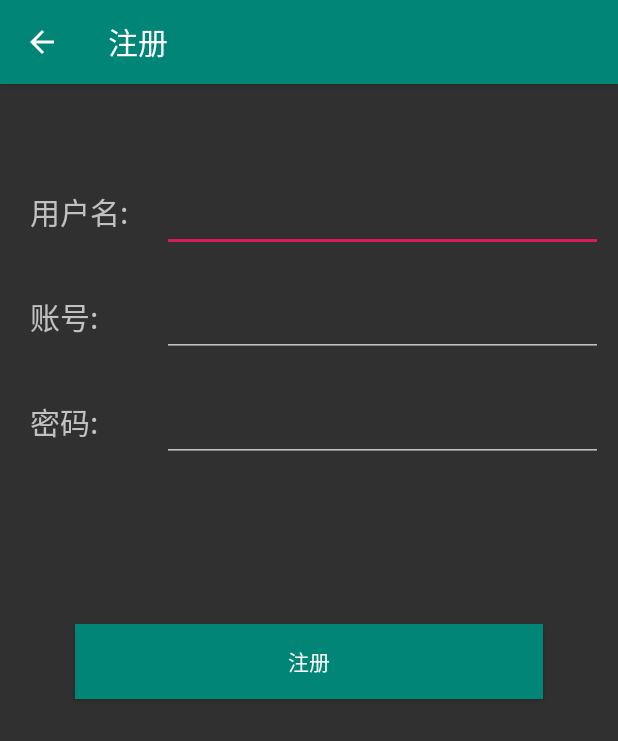
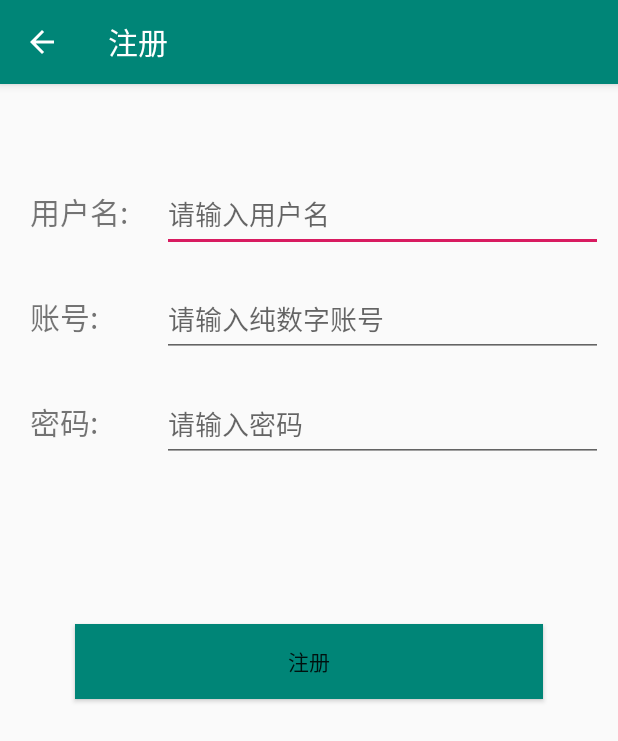
Before and after one commit to 31702160110/wx, an Android app: the register screen opened directly, with no data from a screen before it, on a phone screen of 412 x 824 dp. Shown: the top 741 px of the screen. Run offline under Robolectric (Android 15) with nearby library versions, the phone set to English and light mode, and no system bars.

Commit message:
修改UI

```diff
--- a/app/src/main/res/layout/register.xml
+++ b/app/src/main/res/layout/register.xml
@@ -34,7 +34,9 @@
                 android:id="@+id/name"
                 android:layout_width="0dp"
                 android:layout_height="50dp"
-                android:layout_weight="3" />
+                android:layout_weight="3"
+                android:hint="请输入用户名"
+                />
         </LinearLayout>
 
         <LinearLayout
@@ -50,13 +52,16 @@
                 android:layout_weight="1"
                 android:padding="10dp"
                 android:text="账号:"
-                android:textSize="20dp" />
+                android:textSize="20dp"
+                />
 
             <EditText
                 android:id="@+id/user"
                 android:layout_width="0dp"
                 android:layout_height="50dp"
-                android:layout_weight="3" />
+                android:layout_weight="3"
+                android:hint="请输入纯数字账号"
+                />
         </LinearLayout>
 
         <LinearLayout
@@ -77,7 +82,9 @@
                 android:id="@+id/pwd"
                 android:layout_weight="3"
                 android:layout_width="0dp"
-                android:layout_height="50dp" />
+                android:layout_height="50dp"
+                android:hint="请输入密码"
+                />
         </LinearLayout>
 
         <RelativeLayout
--- a/app/src/main/res/values/styles.xml
+++ b/app/src/main/res/values/styles.xml
@@ -1,14 +1,14 @@
 <resources>
 
     <!-- Base application theme. -->
-    <style name="AppTheme" parent="Theme.AppCompat">
+    <style name="AppTheme" parent="Theme.AppCompat.Light.DarkActionBar">
         <!-- Customize your theme here. -->
         <item name="colorPrimary">@color/colorPrimary</item>
         <item name="colorPrimaryDark">@color/colorPrimaryDark</item>
         <item name="colorAccent">@color/colorAccent</item>
     </style>
 
-    <style name="NoAppTheme" parent="Theme.AppCompat.NoActionBar">
+    <style name="NoAppTheme" parent="Theme.AppCompat.Light.NoActionBar">
         <!-- Customize your theme here. -->
         <item name="colorPrimary">@color/colorPrimary</item>
         <item name="colorPrimaryDark">@color/colorPrimaryDark</item>
```
Also changed, not shown: app/src/main/res/layout/login.xml (+5 -3 lines), app/src/main/res/drawable/wechat_128px.png (added).
